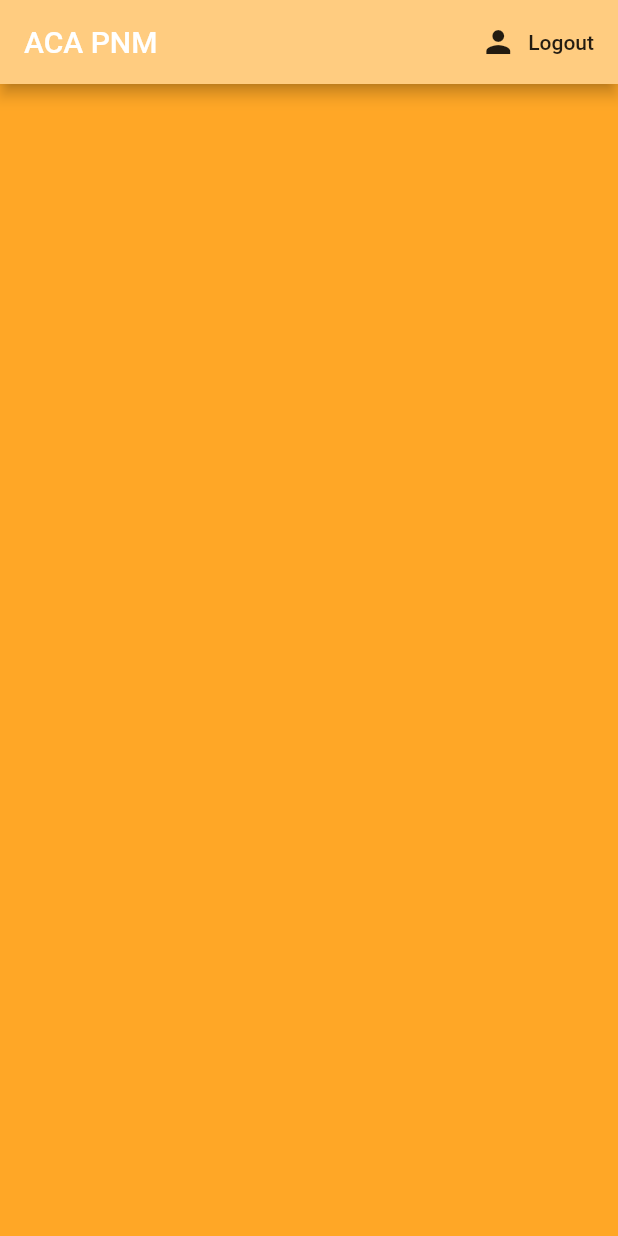
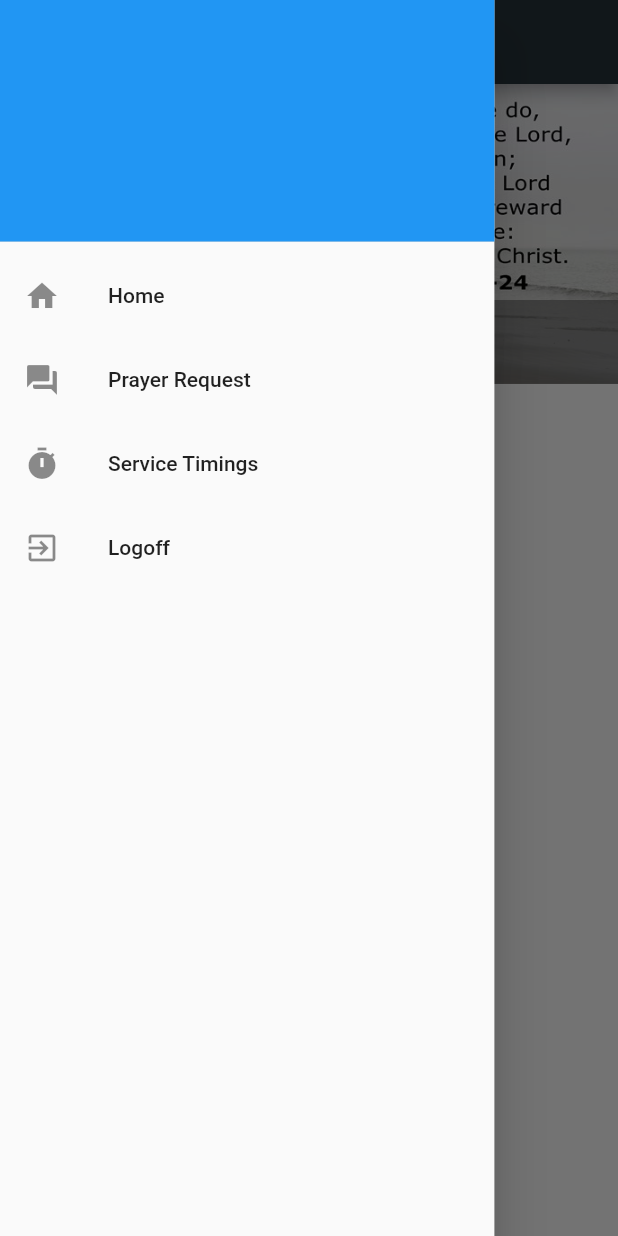
Before and after one commit to acapnm/ACA_Dove, a Flutter app: the screen it shows once a user with an empty profile is signed in, with the side drawer open (before the commit the screen has no drawer), on a phone screen of 412 x 824 dp. Run offline on Flutter 3.47's test engine with Material 2 defaults, Android fonts, the phone set to English and light mode, and no system bars; drawn by our look-alikes of carousel_pro; our stand-ins replace cloud_firestore, firebase_auth, flutter_spinkit; accounts and stored records are empty.

```diff
--- a/lib/screens/divider.dart
+++ b/lib/screens/divider.dart
@@ -1,6 +1,6 @@
 import 'package:flutter/material.dart';
 import 'package:login_page/models/userId.dart';
-import 'package:login_page/screens/home.dart';
+import 'package:login_page/screens/naviHome.dart';
 import 'package:login_page/screens/subDivider.dart';
 import 'package:provider/provider.dart';
 
@@ -14,7 +14,7 @@ class divider extends StatelessWidget {
     if (authUser == null){
       return subDividerClass();
     }else{
-      return home();
+      return naviHome();
     }
 
 
--- a/lib/screens/home.dart
+++ b/lib/screens/home.dart
@@ -1,30 +1,29 @@
 import 'package:flutter/material.dart';
-import 'package:login_page/services/auth.dart';
+import 'package:carousel_pro/carousel_pro.dart';
 
-class home  extends StatefulWidget {
+class home extends StatefulWidget {
   @override
   _homeState createState() => _homeState();
 }
 
-class _homeState extends State< home > {
-
-  final authService _authInst = authService();
-
+class _homeState extends State<home> {
   @override
   Widget build(BuildContext context) {
+    Widget image_slider = Container(
+      height: 200,
+      child: Carousel(
+        boxFit: BoxFit.fill,
+        images: [
+          ExactAssetImage("assets/Verse1.jpg"),
+          ExactAssetImage("assets/Verse2.jpg"),
+          ExactAssetImage("assets/Verse3.jpg"),
+        ],
+      ),
+    );
     return Scaffold(
-      backgroundColor: Colors.orange[400],
-      appBar: AppBar(
-        title: Text('ACA PNM'),
-        backgroundColor: Colors.orange[200],
-        actions: <Widget>[
-          FlatButton.icon(
-            icon: Icon(Icons.person),
-            label: Text('Logout'),
-            onPressed: () async {
-              await _authInst.logOutClass();
-            },
-            )
+      body: ListView(
+        children: <Widget>[
+          image_slider,
         ],
       ),
     );
--- a/lib/screens/login.dart
+++ b/lib/screens/login.dart
@@ -31,8 +31,8 @@ class _loginState extends State<login> {
         backgroundColor: Colors.blue[200],
         actions: <Widget>[
           FlatButton.icon(
-            icon: Icon(Icons.keyboard),
-            label: Text('Sign In'),
+            icon: Icon(Icons.people),
+            label: Text('Sign Up'),
             textColor: Colors.white,
             onPressed: () => widget.toggle(),
             )
@@ -83,7 +83,7 @@ class _loginState extends State<login> {
                 //validator: (val_userEmail) => val_userEmail.isEmpty ? 'Enter your Email address' : null,
                 decoration: InputDecoration(
                   enabledBorder: OutlineInputBorder(
-                    borderSide: BorderSide(color: Colors.purple),
+                    borderSide: BorderSide(color: Colors.black),
                   ),
                   border: OutlineInputBorder(),
                     labelText: 'Enter Email Here',
@@ -108,7 +108,7 @@ class _loginState extends State<login> {
               child: TextField(
                 decoration: InputDecoration(
                   enabledBorder: OutlineInputBorder(
-                    borderSide: BorderSide(color: Colors.purple),
+                    borderSide: BorderSide(color: Colors.black),
                   ),
                   border: OutlineInputBorder(),
                     labelText: 'Enter Password Here',
--- /dev/null
+++ b/lib/screens/naviHome.dart
@@ -0,0 +1,107 @@
+import 'package:flutter/material.dart';
+import 'package:login_page/screens/home.dart';
+import 'package:login_page/screens/prayerRequest.dart';
+import 'package:login_page/screens/serviceTimings.dart';
+import 'package:login_page/services/auth.dart';
+
+class naviHome  extends StatefulWidget {
+  @override
+  _naviHomeState createState() => _naviHomeState();
+}
+
+class _naviHomeState extends State< naviHome > {
+
+  final authService _authInst = authService();
+  int index=0;
+  List <Widget> naviList = [
+    home(),
+    prayerRequest(),
+    serviceTimings(),
+  ];
+
+  @override
+  Widget build(BuildContext context) {
+    return MaterialApp(
+      debugShowCheckedModeBanner: false,
+      home: Scaffold(
+        backgroundColor: Colors.orange[400],
+        appBar: AppBar(
+          title: Text('ACA PNM'),
+          backgroundColor: Colors.blueGrey[900],
+          // actions: <Widget>[
+          //   FlatButton.icon(
+          //     icon: Icon(Icons.person),
+          //     label: Text('Logout'),
+          //     onPressed: () async {
+          //       await _authInst.logOutClass();
+          //     },
+          //     )
+          // ],
+        ) ,
+    body: naviList[index],
+    drawer: naviDrawer(onTouch: (ctx,i){
+      setState(() {
+        index=i;
+        Navigator.pop(ctx);
+      });
+    }),
+    ),);
+  }
+}
+
+class naviDrawer extends StatelessWidget {
+
+  final Function onTouch;
+  final authService _authInst = authService();
+
+  naviDrawer({
+    this.onTouch
+  });
+
+  @override
+  Widget build(BuildContext context) {
+    return SizedBox(
+      width: MediaQuery.of(context).size.width*0.8,
+      child: Drawer(
+        child: Column(
+          crossAxisAlignment: CrossAxisAlignment.stretch,
+          children: <Widget>[
+           DrawerHeader(
+             decoration: BoxDecoration(color: Colors.blue),
+             child: Padding(
+                padding: EdgeInsets.all(7),
+                child: Column(
+                  crossAxisAlignment: CrossAxisAlignment.start,
+                  mainAxisAlignment: MainAxisAlignment.end,
+                  children:  <Widget>[
+
+                  ],
+                ),
+             ),
+             ),
+            ListTile(
+              leading: Icon(Icons.home),
+              title: Text('Home'),
+              onTap: () => onTouch(context,0),
+            ),
+            ListTile(
+              leading: Icon(Icons.forum),
+              title: Text('Prayer Request'),
+              onTap: () => onTouch(context,1),
+            ),
+            ListTile(
+              leading: Icon(Icons.timer),
+              title: Text('Service Timings'),
+              onTap: () => onTouch(context,2),
+            ),
+            ListTile(
+              leading: Icon(Icons.exit_to_app),
+              title: Text('Logoff'),
+              onTap: () async {await _authInst.logOutClass();},
+            ),
+          ],
+        ),
+      ),
+    );
+  }
+}
--- /dev/null
+++ b/lib/screens/prayerRequest.dart
@@ -0,0 +1,12 @@
+import 'package:flutter/material.dart';
+
+class prayerRequest extends StatelessWidget {
+  @override
+  Widget build(BuildContext context) {
+    return Container(
+      child: Center(
+        child: Text('Prayer Request'),
+      ),
+    );
+  }
+}
--- /dev/null
+++ b/lib/screens/serviceTimings.dart
@@ -0,0 +1,12 @@
+import 'package:flutter/material.dart';
+
+class serviceTimings extends StatelessWidget {
+  @override
+  Widget build(BuildContext context) {
+    return Container(
+      child: Center(
+        child: Text('Service Timings'),
+      ),
+    );
+  }
+}
--- a/pubspec.yaml
+++ b/pubspec.yaml
@@ -28,6 +28,7 @@ dependencies:
   cloud_firestore: ^0.13.4+2
   provider: ^4.0.5
   flutter_spinkit: ^4.1.2+1
+  carousel_pro: ^1.0.0
 
 dev_dependencies:
   flutter_test:
```
Also changed, not shown: assets/Bonfire.jpg (deleted), assets/Eagle.jpg (deleted), assets/Highway.jpg (deleted), assets/Verse1.jpg (added), assets/Verse2.jpg (added), assets/Verse3.jpg (added), pubspec.lock, 1 other file.
